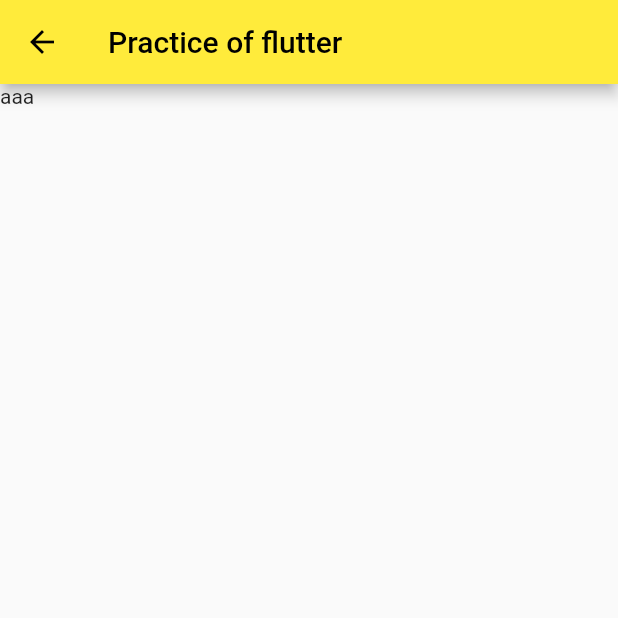
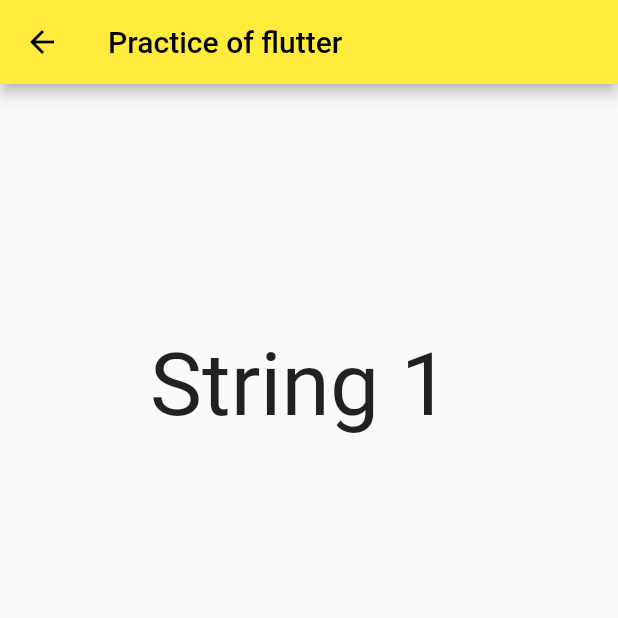
Before and after one commit to remagart/my_flutter_sample, a Flutter app: the streamIndex screen opened by its route, on a phone screen of 412 x 824 dp, the top half of it. Run offline on Flutter 3.47's test engine with Material 2 defaults, Android fonts, the phone set to English and light mode, and no system bars; our stand-ins replace fluttertoast; missing offline and left inert: dart:ffi.

Commit message:
stream sample

```diff
--- a/lib/screen/004_Stream/index.dart
+++ b/lib/screen/004_Stream/index.dart
@@ -1,4 +1,24 @@
+import 'dart:async';
+
 import 'package:flutter/material.dart';
+
+class NumberCreator {
+  var _count = 1;
+  final _controller = StreamController<int>();
+
+  NumberCreator() {
+    Timer.periodic(Duration(seconds: 1), (t) {
+      if (_count == 3) {
+        _controller.addError("this is error");
+        _count++;
+      }
+      _controller.sink.add(_count);
+      _count++;
+    });
+  }
+
+  Stream<int> get stream => _controller.stream;
+}
 
 class streamIndex extends StatelessWidget {
   String barName = "";
@@ -10,7 +30,28 @@ class streamIndex extends StatelessWidget {
       appBar: AppBar(
         title: Text("Practice of flutter"),
       ),
-      body: Text('aaa'),
+      body: Container(
+        margin: EdgeInsets.all(100),
+        width: 200,
+        height: 200,
+        child: FittedBox(
+          fit: BoxFit.contain,
+          child: StreamBuilder<String>(
+            stream: NumberCreator().stream.map((i) => 'String $i').take(5),
+            builder: (context, snapshot) {
+              if (snapshot.connectionState == ConnectionState.waiting) {
+                return Text("No data yet!");
+              } else if (snapshot.connectionState == ConnectionState.done) {
+                return Text("Done!");
+              } else if (snapshot.hasError) {
+                return Text("Error!");
+              } else {
+                return Text(snapshot.data ?? "");
+              }
+            },
+          ),
+        ),
+      ),
     );
   }
 }
```
